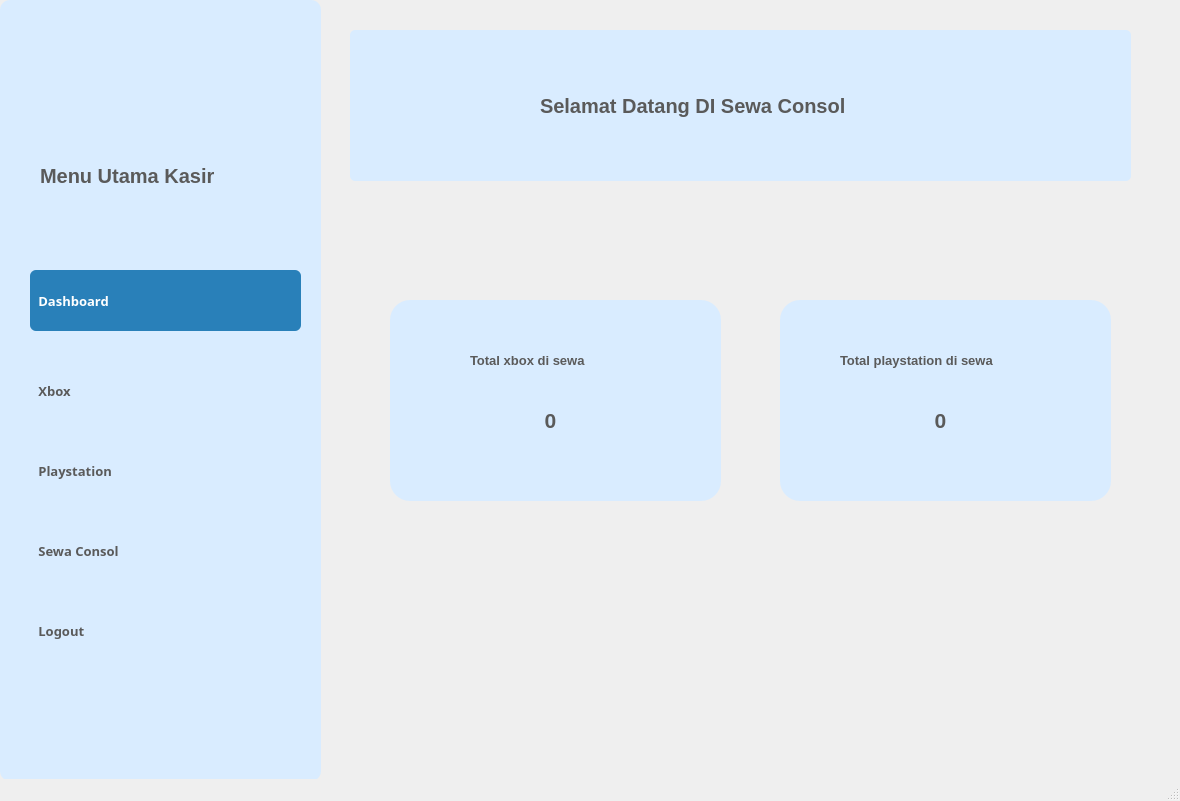
The window that dashboard_user.ui (yssrl/penyewaan_console_python) describes before a commit, drawn with Qt 5.
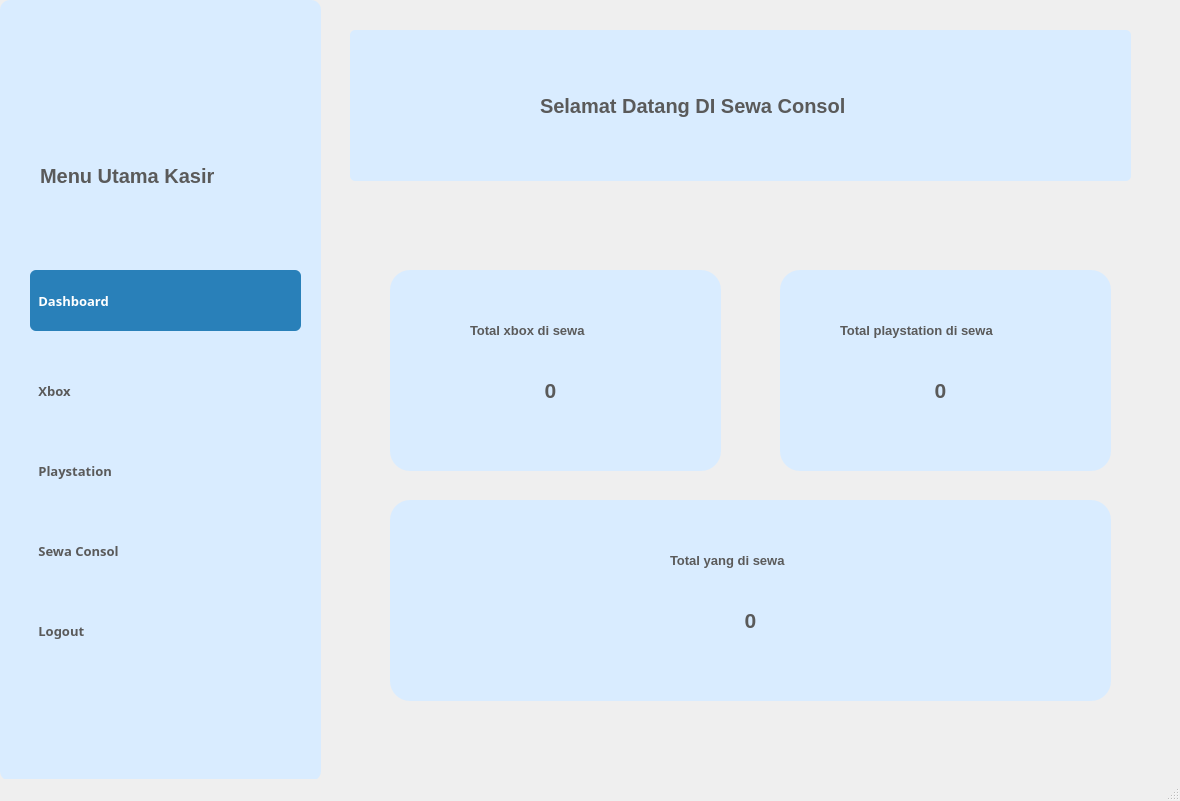
The same window after the commit. Icons and pictures are not drawn.

Commit message: Gui bolak balik di dashboard user

Diff of the .ui file:
```diff
--- a/dashboard_user.ui
+++ b/dashboard_user.ui
@@ -375,7 +375,7 @@
     <property name="geometry">
      <rect>
       <x>390</x>
-      <y>300</y>
+      <y>270</y>
       <width>331</width>
       <height>201</height>
      </rect>
@@ -453,7 +453,7 @@
     <property name="geometry">
      <rect>
       <x>780</x>
-      <y>300</y>
+      <y>270</y>
       <width>331</width>
       <height>201</height>
      </rect>
@@ -527,6 +527,84 @@
      </property>
     </widget>
    </widget>
+   <widget class="QFrame" name="frame_5">
+    <property name="geometry">
+     <rect>
+      <x>390</x>
+      <y>500</y>
+      <width>721</width>
+      <height>201</height>
+     </rect>
+    </property>
+    <property name="styleSheet">
+     <string notr="true">QFrame {
+    background-color: #d9ecff;
+    border-radius: 20px;
+}</string>
+    </property>
+    <property name="frameShape">
+     <enum>QFrame::StyledPanel</enum>
+    </property>
+    <property name="frameShadow">
+     <enum>QFrame::Raised</enum>
+    </property>
+    <widget class="QLabel" name="label_8">
+     <property name="geometry">
+      <rect>
+       <x>280</x>
+       <y>40</y>
+       <width>241</width>
+       <height>41</height>
+      </rect>
+     </property>
+     <property name="font">
+      <font>
+       <pointsize>10</pointsize>
+       <weight>75</weight>
+       <bold>true</bold>
+      </font>
+     </property>
+     <property name="styleSheet">
+      <string notr="true">QLabel {
+    color: #5a5a5a
+}</string>
+     </property>
+     <property name="text">
+      <string>Total yang di sewa</string>
+     </property>
+    </widget>
+    <widget class="QLabel" name="label_9">
+     <property name="geometry">
+      <rect>
+       <x>330</x>
+       <y>100</y>
+       <width>61</width>
+       <height>41</height>
+      </rect>
+     </property>
+     <property name="font">
+      <font>
+       <pointsize>16</pointsize>
+       <weight>75</weight>
+       <bold>true</bold>
+      </font>
+     </property>
+     <property name="styleSheet">
+      <string notr="true">QLabel {
+    color: #5a5a5a
+}</string>
+     </property>
+     <property name="text">
+      <string>0</string>
+     </property>
+     <property name="textFormat">
+      <enum>Qt::AutoText</enum>
+     </property>
+     <property name="alignment">
+      <set>Qt::AlignCenter</set>
+     </property>
+    </widget>
+   </widget>
   </widget>
   <widget class="QMenuBar" name="menubar">
    <property name="geometry">
```
The commit also changes 10 other files.
